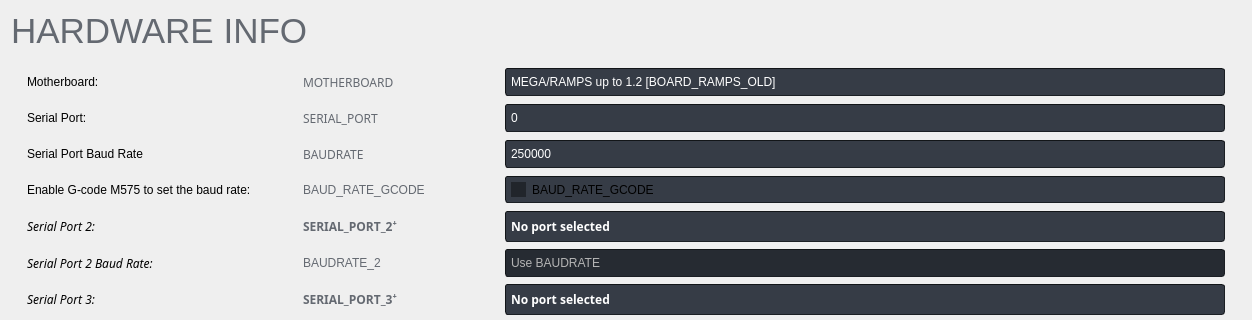
Qt form gui/HardwarePage.ui (SimonBuxx/iloop-marlin-configurator) before a commit; both pictures show x 0 to 1252 and y 0 to 320 of the 1252 by 567 pixel window.
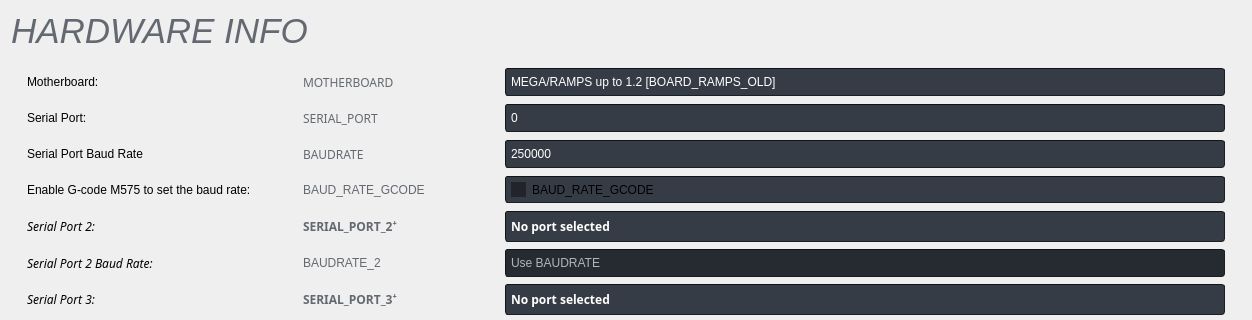
The same form after that commit. Icons and pictures are not drawn. Custom widgets are drawn as their Qt base class.

What changed in the file:
```diff
--- a/gui/HardwarePage.ui
+++ b/gui/HardwarePage.ui
@@ -3755,6 +3755,8 @@
       <string notr="true">QLabel {
 	color: rgb(100, 105, 113);
 	font-size: 35px;
+	font-family: &quot;Source Sans Pro Light&quot;;
+	font-style: italic;
 }
 </string>
      </property>
```
